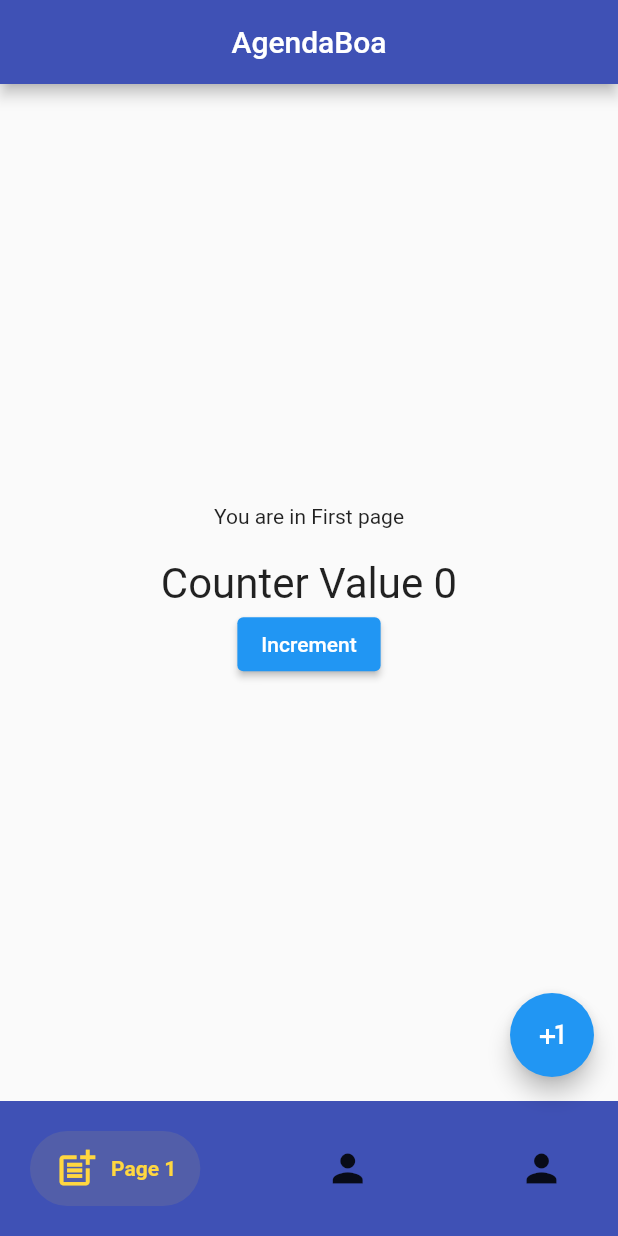
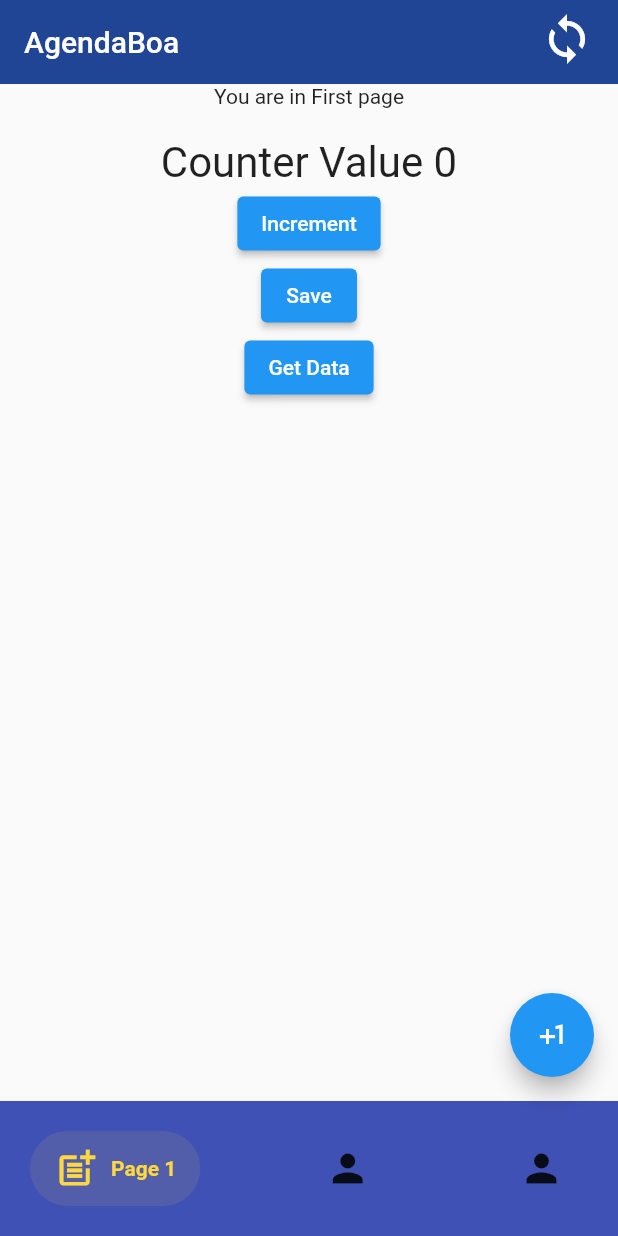
Before and after one commit to soumen88/agendaboa, a Flutter app: the screen it shows after launch, on a phone screen of 412 x 824 dp. Run offline on Flutter 3.47's test engine with Material 2 defaults, Android fonts, the phone set to English and light mode, and no system bars; drawn by our look-alikes of firebase_database, salomon_bottom_bar; our stand-ins replace auto_route, firebase_core, flutter_hooks, flutter_riverpod; accounts and stored records are empty; generated files the repository leaves out were written again.

Commit message:
Able to send and receive data from firebase

```diff
--- a/lib/components/nav_bar.dart
+++ b/lib/components/nav_bar.dart
@@ -33,7 +33,7 @@ class NavBar extends ConsumerWidget implements PreferredSizeWidget {
               children: <Widget>[
                 Visibility(
                   child: Icon(
-                    Icons.calendar_today_rounded,
+                    Icons.sync,
                     size: 36.0,
                   ),
                   visible: isIconVisible!,
--- /dev/null
+++ b/lib/models/message.dart
@@ -0,0 +1,15 @@
+class Message {
+  final String text;
+  final DateTime date;
+
+  Message(this.text, this.date);
+
+  Message.fromJson(Map<dynamic, dynamic> json)
+      : date = DateTime.parse(json['date'] as String),
+        text = json['text'] as String;
+
+  Map<dynamic, dynamic> toJson() => <dynamic, dynamic>{
+    'date': date.toString(),
+    'text': text,
+  };
+}
--- /dev/null
+++ b/lib/models/message_dao.dart
@@ -0,0 +1,15 @@
+import 'package:firebase_database/firebase_database.dart';
+import 'message.dart';
+
+class MessageDao {
+  final DatabaseReference _messagesRef =
+  FirebaseDatabase.instance.reference().child('messages');
+
+  void saveMessage(Message message) {
+    _messagesRef.push().set(message.toJson());
+  }
+
+  Query getMessageQuery() {
+    return _messagesRef;
+  }
+}
--- a/lib/ui/first_page.dart
+++ b/lib/ui/first_page.dart
@@ -1,15 +1,18 @@
-import 'package:agendaboa/components/nav_bar.dart';
+import 'package:agendaboa/models/message.dart';
+import 'package:agendaboa/models/message_dao.dart';
 import 'package:agendaboa/providers/providers.dart';
-
-import 'package:auto_route/auto_route.dart';
+import 'package:firebase_database/firebase_database.dart';
+import 'package:firebase_database/ui/firebase_animated_list.dart';
 import 'package:flutter/material.dart';
 import 'package:flutter/src/widgets/framework.dart';
 import 'package:flutter_hooks/flutter_hooks.dart';
 import 'package:flutter_riverpod/flutter_riverpod.dart';
-import 'package:salomon_bottom_bar/salomon_bottom_bar.dart';
-
+import 'dart:developer' as developer;
 
 class FirstPage extends HookWidget{
+  final messageDao = MessageDao();
+  String TAG = "FirstPage";
+  final dbRef = FirebaseDatabase.instance.reference().child("messages");
   @override
   Widget build(BuildContext context) {
     // TODO: implement build
@@ -30,8 +33,21 @@ class FirstPage extends HookWidget{
                   fontSize: 28
                 ),),
                 ElevatedButton(onPressed: (){
-                  context.read(counterProvider).increment();
-                }, child: Text("Increment"))
+                  //context.read(counterProvider).increment();
+
+
+                }, child: Text("Increment")),
+                ElevatedButton(onPressed: (){
+                  //context.read(counterProvider).increment();
+                  _sendMessage();
+
+                }, child: Text("Save")),
+                ElevatedButton(onPressed: (){
+                  //context.read(counterProvider).increment();
+                  _getDataMessage();
+
+                }, child: Text("Get Data")),
+                _getMessageList(),
               ],
             );
           },
@@ -41,4 +57,37 @@ class FirstPage extends HookWidget{
     );
   }
 
+  void _sendMessage() {
+    final message = Message("Helol", DateTime.now());
+    messageDao.saveMessage(message);
+  }
+
+  void _getDataMessage() async{
+    final data = await dbRef.once();
+    developer.log(TAG, name: "Message received $data");
+    final json = data as Map<dynamic, dynamic>;
+    final message = Message.fromJson(json);
+    developer.log(TAG, name: "Message received $message");
+
+
+  }
+
+  Widget _getMessageList() {
+    return Expanded(
+      child: FirebaseAnimatedList(
+        query: messageDao.getMessageQuery(),
+        itemBuilder: (context, snapshot, animation, index) {
+          final json = snapshot.value as Map<dynamic, dynamic>;
+          final message = Message.fromJson(json);
+          return Text(message.text);
+        },
+      ),
+    );
+  }
+
+  //get firestore instance
+  getDriversList() async {
+    return await FirebaseDatabase.instance.reference().child('messages');
+  }
+
 }
--- a/lib/ui/home.dart
+++ b/lib/ui/home.dart
@@ -1,6 +1,8 @@
+import 'package:agendaboa/components/nav_bar.dart';
 import 'package:agendaboa/providers/providers.dart';
 import 'package:agendaboa/route/AppRouter.gr.dart';
 import 'package:auto_route/auto_route.dart';
+import 'package:firebase_core/firebase_core.dart';
 import 'package:flutter/material.dart';
 import 'package:flutter/src/widgets/framework.dart';
 import 'package:flutter_hooks/flutter_hooks.dart';
@@ -11,17 +13,22 @@ import 'dart:developer' as developer;
 class HomePage extends HookWidget{
   String TAG = "HomePage";
   HomePage({Key? key}) : super(key: key);
+
+
   @override
   Widget build(BuildContext context) {
+
+    useEffect((){
+      developer.log(TAG, name: "Inside use effect");
+      Firebase.initializeApp();
+    });
     // TODO: implement build
     return Consumer(
       builder: (builder, watch, child){
         return AutoTabsScaffold(
-          appBarBuilder: (_, tabsRouter) => AppBar(
-            backgroundColor: Colors.indigo,
-            title: const Text('AgendaBoa'),
-            centerTitle: true,
-            leading: const AutoBackButton(),
+          appBarBuilder: (_, tabsRouter) => NavBar(
+            screenName: "AgendaBoa",
+            isIconVisible: true,
           ),
           backgroundColor: Colors.indigo,
           routes: const [
--- a/pubspec.yaml
+++ b/pubspec.yaml
@@ -38,7 +38,9 @@ dependencies:
   # The following adds the Cupertino Icons font to your application.
   # Use with the CupertinoIcons class for iOS style icons.
   cupertino_icons: ^1.0.2
-
+  firebase_core: ^1.10.5
+  firebase_database: ^9.0.3
+  shared_preferences: ^2.0.8
 dev_dependencies:
   flutter_test:
     sdk: flutter
```
Also changed, not shown: pubspec.lock, 3 other files.
